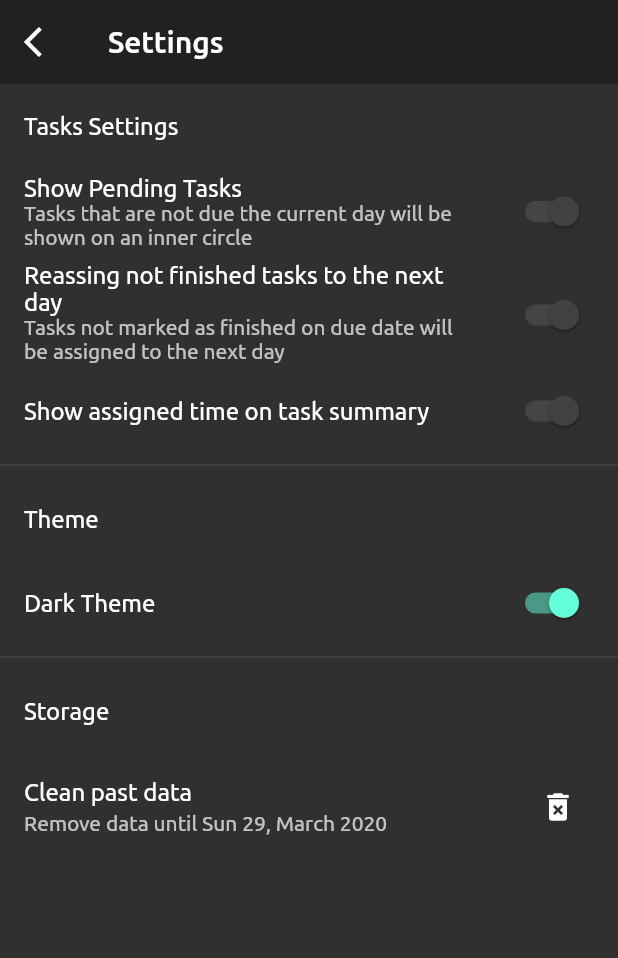
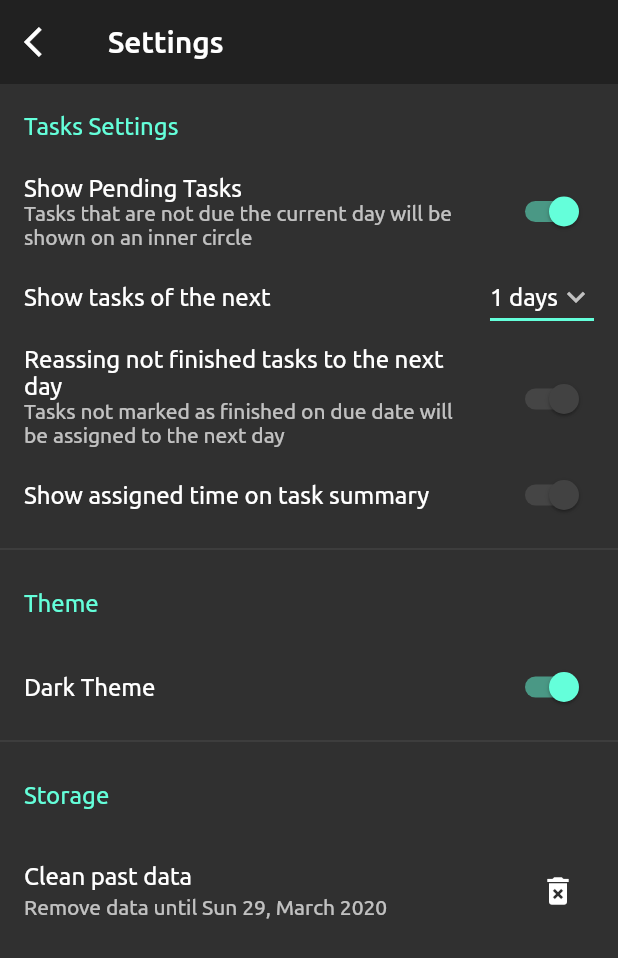
Before and after one commit to Ismalf/my_time, a Flutter app: the SettingsPage screen opened by its route, on a phone screen of 412 x 824 dp. Shown: the top 958 px of the screen. Run offline on Flutter 3.47's test engine with Material 2 defaults, Android fonts, the phone set to English and light mode, and no system bars; our stand-ins replace sembast; missing offline and left inert: dart:ffi, flutter_circular_chart, flutter_material_color_picker, flutter_picker, flutter_reorderable_list, icon_shadow; generated files the repository leaves out were written again; statements that could not run were skipped; project files that could hold a hidden picture were left out.

Commit message:
delete past data until a certain date added

```diff
--- a/lib/Data/AppSettings/settings.dart
+++ b/lib/Data/AppSettings/settings.dart
@@ -1,13 +1,20 @@
+class AppSettings {
+  bool isDark;
+  bool showPendingTasks;
+  int daysToShow;
 
-
-class AppSettings {
-  bool _isDark = true;
+  AppSettings(
+      {this.isDark = true, this.showPendingTasks = true, this.daysToShow = 1});
 
   setDarkMode(val) {
-    _isDark = val;
+    isDark = val;
   }
 
-  isDark() {
-    return _isDark;
+  setPendingTasks(val){
+    showPendingTasks = val;
+  }
+
+  setDaysToShow(val){
+    daysToShow = val;
   }
 }
--- a/lib/Data/Models/activity_model.dart
+++ b/lib/Data/Models/activity_model.dart
@@ -2,7 +2,6 @@ import 'package:flutter/material.dart';
 import 'package:json_annotation/json_annotation.dart';
 import 'package:my_time/BL/helpers/custom_ColorSerialization.dart';
 import 'package:my_time/BL/helpers/custom_timeOfDay.dart';
-
 
 part 'activity_model.g.dart';
 
@@ -21,6 +20,8 @@ class Task {
   String priority;
 
   String category;
+
+  bool isComplete;
 
   String name;
 
@@ -49,7 +50,8 @@ class Task {
       this.startDate,
       this.startDateTime,
       this.taskColor = Colors.lightBlue,
-      this.timeForTask});
+      this.timeForTask,
+      this.isComplete = false});
 
   factory Task.fromJson(Map<String, dynamic> json) => _$TaskFromJson(json);
 
--- a/lib/Pages/activity_detail.dart
+++ b/lib/Pages/activity_detail.dart
@@ -68,8 +68,8 @@ class _ActivityDetail extends State<ActivityDetail> {
       appBar: AppBar(
         elevation: 0.0,
         brightness:
-            _gData.getSettings().isDark() ? Brightness.dark : Brightness.light,
-        backgroundColor: _gData.getSettings().isDark()
+            _gData.getSettings().isDark ? Brightness.dark : Brightness.light,
+        backgroundColor: _gData.getSettings().isDark
             ? Theme.of(context).primaryColor
             : Colors.white,
         iconTheme: IconThemeData(
@@ -154,7 +154,7 @@ class _ActivityDetail extends State<ActivityDetail> {
           Icons.add,
           color: _appbarcolors,
         ),
-        backgroundColor: _gData.getSettings().isDark() ? Theme.of(context).primaryColor : Colors.white,
+        backgroundColor: _gData.getSettings().isDark ? Theme.of(context).primaryColor : Colors.white,
         splashColor: Colors.white,
       ),
     );
--- a/lib/Pages/new_activity.dart
+++ b/lib/Pages/new_activity.dart
@@ -40,8 +40,8 @@ class _NewActivity extends State<NewActivity> {
         ),
         elevation: 0.0,
         brightness:
-            _gData.getSettings().isDark() ? Brightness.dark : Brightness.light,
-        backgroundColor: _gData.getSettings().isDark()
+            _gData.getSettings().isDark ? Brightness.dark : Brightness.light,
+        backgroundColor: _gData.getSettings().isDark
             ? Theme.of(context).primaryColor
             : Colors.white,
       ),
--- a/lib/Pages/settings_page.dart
+++ b/lib/Pages/settings_page.dart
@@ -2,6 +2,7 @@ import 'package:flutter/material.dart';
 import 'package:intl/intl.dart';
 import 'package:my_time/BL/common.dart';
 import 'package:my_time/BL/dataholder.dart';
+import 'package:my_time/BL/taskManagement.dart';
 
 class SettingsPage extends StatefulWidget {
   @override
@@ -20,13 +21,20 @@ class _SettingsPage extends State<SettingsPage> {
   @override
   Widget build(BuildContext context) {
     StateContainerState _gData = StateContainer.of(context);
+    Color _primaryColor = _gData.getSettings().isDark
+        ? Theme.of(context).primaryColor
+        : Colors.white;
+    Color _accentColor = _gData.getSettings().isDark
+        ? Theme.of(context).accentColor
+        : Colors.teal;
     // TODO: implement build
     return Scaffold(
       appBar: AppBar(
         title: Text('Settings'),
         automaticallyImplyLeading: true,
-        brightness: _gData.getSettings().isDark() ? Brightness.dark : Brightness.light,
-        backgroundColor: _gData.getSettings().isDark() ? Theme.of(context).primaryColor : Colors.white,
+        brightness:
+            _gData.getSettings().isDark ? Brightness.dark : Brightness.light,
+        backgroundColor: _primaryColor,
         elevation: 0.0,
         leading: IconButton(
             icon: Icon(Icons.arrow_back_ios),
@@ -34,51 +42,107 @@ class _SettingsPage extends State<SettingsPage> {
       ),
       body: ListView(
         children: <Widget>[
-          ListTile(title: Text('Tasks Settings')),
+          ListTile(
+              title: Text(
+            'Tasks Settings',
+            style: TextStyle(color: _accentColor),
+          )),
           ListTile(
             title: Text('Show Pending Tasks'),
             subtitle: Text(
                 'Tasks that are not due the current day will be shown on an inner circle'),
-            trailing:
-                Switch(value: _gData.getSettings().isDark(), onChanged: null),
+            trailing: Switch(
+                value: _gData.getSettings().showPendingTasks,
+                onChanged: (_v) =>
+                    setState(() => _gData.getSettings().setPendingTasks(_v))),
           ),
+          _gData.getSettings().showPendingTasks
+              ? ListTile(
+                  title: Text('Show tasks of the next'),
+                  trailing: DropdownButton<int>(
+                    value: _gData.getSettings().daysToShow,
+                    icon: Icon(Icons.expand_more),
+                    iconSize: 24,
+                    elevation: 16,
+                    underline: Container(
+                      height: 2,
+                      color: _accentColor,
+                    ),
+                    onChanged: (int newValue) {
+                      setState(() {
+                        _gData.getSettings().daysToShow = newValue;
+                      });
+                    },
+                    items:
+                        <int>[1, 2, 3].map<DropdownMenuItem<int>>((int value) {
+                      return DropdownMenuItem<int>(
+                        value: value,
+                        child: Text('$value days'),
+                      );
+                    }).toList(),
+                  ),
+                )
+              : Container(),
           ListTile(
             title: Text('Reassing not finished tasks to the next day'),
             subtitle: Text(
                 'Tasks not marked as finished on due date will be assigned to the next day'),
             trailing:
-                Switch(value: _gData.getSettings().isDark(), onChanged: null),
+                Switch(value: _gData.getSettings().isDark, onChanged: null),
           ),
           ListTile(
             title: Text('Show assigned time on task summary'),
             trailing: Switch(
-              value: _gData.getSettings().isDark(),
+              value: _gData.getSettings().isDark,
               onChanged: null,
             ),
           ),
           Divider(),
-          ListTile(title: Text('Theme')),
+          ListTile(
+              title: Text(
+            'Theme',
+            style: TextStyle(color: _accentColor),
+          )),
           ListTile(
             title: Text('Dark Theme'),
             trailing: Switch(
-                value: _gData.getSettings().isDark(),
-                onChanged: (val) =>
-                    setState(() => _gData.setDarkMode(val))),
+                value: _gData.getSettings().isDark,
+                onChanged: (val) => setState(() => _gData.setDarkMode(val))),
           ),
           Divider(),
-          ListTile(title: Text('Storage')),
+          ListTile(
+              title: Text(
+            'Storage',
+            style: TextStyle(color: _accentColor),
+          )),
           ListTile(
             title: Text('Clean past data'),
             subtitle: Text(
                 'Remove data until ${DateFormat('EEE d, MMMM yyyy').format(DateTime.now().subtract(Duration(days: 1)))}'),
             trailing: IconButton(
-                icon: Icon(Icons.delete_forever),
-                onPressed: () => Commons().confirmCancel(
-                    context,
-                    'Errase data',
-                    'Removing past data will clear your history of done tasks, this action is not reversible',
-                    'Ok',
-                    'Cancel')),
+              icon: Icon(Icons.delete_forever),
+              onPressed: () => Commons()
+                  .confirmCancel(
+                context,
+                'Errase data',
+                'Removing past data will clear your history of done tasks, this action is not reversible',
+                'Ok',
+                'Cancel',
+              )
+                  .then(
+                (_v) {
+                  if (_v) {
+                    TaskManagement.removeTasksUntil(
+                      DateTime.now().subtract(
+                        Duration(days: 1),
+                      ),
+                      StateContainer.of(context).getKeys(),
+                      StateContainer.of(context).getSets(),
+                    );
+                  }
+                },
+              ),
+            ),
           ),
         ],
       ),
--- a/lib/main.dart
+++ b/lib/main.dart
@@ -37,7 +37,7 @@ class _$MyApp extends State<_MyApp> {
 
   @override
   Widget build(BuildContext context) {
-    var _appBrightness = StateContainer.of(context).getSettings().isDark()
+    var _appBrightness = StateContainer.of(context).getSettings().isDark
         ? Brightness.dark
         : Brightness.light;
     // TODO: implement build
```
Also changed, not shown: lib/BL/dataholder.dart (+21 -14 lines), lib/BL/taskManagement.dart (added, +82 -0 lines), lib/Pages/Widgets/daily_pie_chart.dart (+2 -5 lines), lib/Pages/home.dart (+22 -69 lines), lib/Data/Models/activity_model.g.dart.
